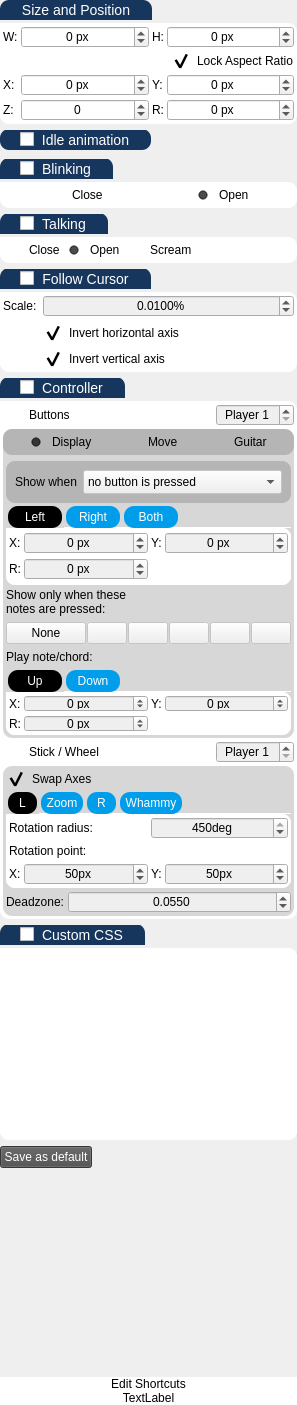
Gemmstone/PyNGtuber, file UI/settingsWidget.ui: the form before one commit.
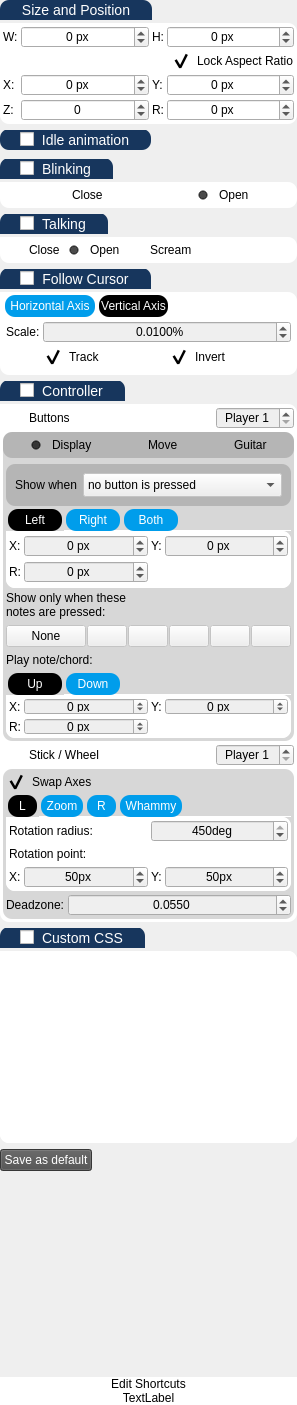
The form after the commit. The open tabs and pages were chosen to show the change. Icons and pictures are not drawn.

Commit message: Added separate settings for mouse tracking in X and Y axis

```diff
--- a/UI/settingsWidget.ui
+++ b/UI/settingsWidget.ui
@@ -715,6 +715,12 @@
       </property>
       <item>
        <widget class="QFrame" name="frameCursor">
+        <property name="sizePolicy">
+         <sizepolicy hsizetype="Preferred" vsizetype="Fixed">
+          <horstretch>0</horstretch>
+          <verstretch>0</verstretch>
+         </sizepolicy>
+        </property>
         <property name="styleSheet">
          <string notr="true">QLabel{
 	background-color: transparent;
@@ -739,51 +745,83 @@
          <property name="bottomMargin">
           <number>3</number>
          </property>
-         <item row="0" column="0">
-          <widget class="QLabel" name="label_42">
-           <property name="sizePolicy">
-            <sizepolicy hsizetype="Fixed" vsizetype="Preferred">
-             <horstretch>0</horstretch>
-             <verstretch>0</verstretch>
-            </sizepolicy>
+         <item row="1" column="0">
+          <widget class="QTabWidget" name="tabWidget_4">
+           <property name="styleSheet">
+            <string notr="true">QTabBar{  
+    background-color: rgba(255, 255, 255, 0);
+}
+QTabBar::tab {  
+    background-color: rgba(255, 255, 255, 40);
+	background-color: rgb(0, 157, 235);
+    min-width: 50px; 
+    min-height:22px;
+    padding: 0px  2px; 
+    color: white;
+	border-radius: 10px;
+    margin-left:2px;
+    margin-right:2px;
+}
+QTabBar::tab:selected {  
+    color: white;
+	background-color: black;;
+}
+QTabBar::tab:hover {  
+    color: black;
+    background-color: rgba(255, 0, 0, 100);
+}</string>
            </property>
-           <property name="text">
-            <string>Scale:</string>
+           <property name="currentIndex">
+            <number>0</number>
            </property>
-          </widget>
-         </item>
-         <item row="0" column="1">
-          <widget class="QDoubleSpinBox" name="cursorScale">
-           <property name="sizePolicy">
-            <sizepolicy hsizetype="Preferred" vsizetype="Fixed">
-             <horstretch>0</horstretch>
-             <verstretch>0</verstretch>
-            </sizepolicy>
+           <property name="documentMode">
+            <bool>true</bool>
            </property>
-           <property name="alignment">
-            <set>Qt::AlignCenter</set>
-           </property>
-           <property name="prefix">
-            <string/>
-           </property>
-           <property name="suffix">
-            <string>%</string>
-           </property>
-           <property name="decimals">
-            <number>4</number>
-           </property>
-           <property name="maximum">
-            <double>10.000000000000000</double>
-           </property>
-           <property name="singleStep">
-            <double>0.010000000000000</double>
-           </property>
-           <property name="value">
-            <double>0.010000000000000</double>
-           </property>
-          </widget>
-         </item>
-         <item row="1" column="1">
+           <widget class="QWidget" name="tab_13">
+            <attribute name="title">
+             <string> Horizontal Axis </string>
+            </attribute>
+            <attribute name="toolTip">
+             <string>Horizontal (X) axis tracking settings</string>
+            </attribute>
+            <layout class="QVBoxLayout" name="verticalLayout_25">
+             <property name="leftMargin">
+              <number>0</number>
+             </property>
+             <property name="topMargin">
+              <number>0</number>
+             </property>
+             <property name="rightMargin">
+              <number>0</number>
+             </property>
+             <property name="bottomMargin">
+              <number>0</number>
+             </property>
+             <item>
+              <widget class="QFrame" name="frame_22">
+               <property name="frameShape">
+                <enum>QFrame::StyledPanel</enum>
+               </property>
+               <property name="frameShadow">
+                <enum>QFrame::Raised</enum>
+               </property>
+               <layout class="QGridLayout" name="gridLayout_14">
+                <property name="leftMargin">
+                 <number>3</number>
+                </property>
+                <property name="topMargin">
+                 <number>3</number>
+                </property>
+                <property name="rightMargin">
+                 <number>3</number>
+                </property>
+                <property name="bottomMargin">
+                 <number>3</number>
+                </property>
+                <property name="spacing">
+                 <number>3</number>
+                </property>
+                <item row="1" column="2">
           <widget class="QCheckBox" name="invert_mouse_x">
            <property name="cursor">
             <cursorShape>PointingHandCursor</cursorShape>
@@ -799,14 +837,200 @@
 }</string>
            </property>
            <property name="text">
-            <string>Invert horizontal axis</string>
+                   <string>Invert</string>
            </property>
            <property name="checked">
             <bool>true</bool>
            </property>
           </widget>
          </item>
-         <item row="2" column="1">
+                <item row="0" column="0">
+                 <widget class="QLabel" name="label_46">
+                  <property name="sizePolicy">
+                   <sizepolicy hsizetype="Fixed" vsizetype="Preferred">
+                    <horstretch>0</horstretch>
+                    <verstretch>0</verstretch>
+                   </sizepolicy>
+                  </property>
+                  <property name="text">
+                   <string>Scale:</string>
+                  </property>
+                 </widget>
+                </item>
+                <item row="1" column="1">
+                 <widget class="QCheckBox" name="track_mouse_x">
+                  <property name="cursor">
+                   <cursorShape>PointingHandCursor</cursorShape>
+                  </property>
+                  <property name="layoutDirection">
+                   <enum>Qt::LeftToRight</enum>
+                  </property>
+                  <property name="styleSheet">
+                   <string notr="true">background-color: rgba(255, 255, 255, 0);
+
+QCheckBox::indicator:unchecked {
+	background-color : cyan;
+}</string>
+                  </property>
+                  <property name="text">
+                   <string>Track</string>
+                  </property>
+                  <property name="checked">
+                   <bool>true</bool>
+                  </property>
+                 </widget>
+                </item>
+                <item row="0" column="1" colspan="2">
+                 <widget class="QDoubleSpinBox" name="cursorScaleX">
+                  <property name="sizePolicy">
+                   <sizepolicy hsizetype="Preferred" vsizetype="Fixed">
+                    <horstretch>0</horstretch>
+                    <verstretch>0</verstretch>
+                   </sizepolicy>
+                  </property>
+                  <property name="alignment">
+                   <set>Qt::AlignCenter</set>
+                  </property>
+                  <property name="prefix">
+                   <string/>
+                  </property>
+                  <property name="suffix">
+                   <string>%</string>
+                  </property>
+                  <property name="decimals">
+                   <number>4</number>
+                  </property>
+                  <property name="maximum">
+                   <double>10.000000000000000</double>
+                  </property>
+                  <property name="singleStep">
+                   <double>0.010000000000000</double>
+                  </property>
+                  <property name="value">
+                   <double>0.010000000000000</double>
+                  </property>
+                 </widget>
+                </item>
+               </layout>
+              </widget>
+             </item>
+            </layout>
+           </widget>
+           <widget class="QWidget" name="tab_2">
+            <attribute name="title">
+             <string>Vertical Axis</string>
+            </attribute>
+            <attribute name="toolTip">
+             <string>Vertical (Y) axis tracking settings</string>
+            </attribute>
+            <layout class="QVBoxLayout" name="verticalLayout_24">
+             <property name="spacing">
+              <number>0</number>
+             </property>
+             <property name="leftMargin">
+              <number>0</number>
+             </property>
+             <property name="topMargin">
+              <number>0</number>
+             </property>
+             <property name="rightMargin">
+              <number>0</number>
+             </property>
+             <property name="bottomMargin">
+              <number>0</number>
+             </property>
+             <item>
+              <widget class="QFrame" name="frame_23">
+               <property name="frameShape">
+                <enum>QFrame::StyledPanel</enum>
+               </property>
+               <property name="frameShadow">
+                <enum>QFrame::Raised</enum>
+               </property>
+               <layout class="QGridLayout" name="gridLayout_15">
+                <property name="leftMargin">
+                 <number>3</number>
+                </property>
+                <property name="topMargin">
+                 <number>3</number>
+                </property>
+                <property name="rightMargin">
+                 <number>3</number>
+                </property>
+                <property name="bottomMargin">
+                 <number>3</number>
+                </property>
+                <property name="spacing">
+                 <number>3</number>
+                </property>
+                <item row="0" column="0">
+                 <widget class="QLabel" name="label_47">
+                  <property name="sizePolicy">
+                   <sizepolicy hsizetype="Fixed" vsizetype="Preferred">
+                    <horstretch>0</horstretch>
+                    <verstretch>0</verstretch>
+                   </sizepolicy>
+                  </property>
+                  <property name="text">
+                   <string>Scale:</string>
+                  </property>
+                 </widget>
+                </item>
+                <item row="1" column="1">
+                 <widget class="QCheckBox" name="track_mouse_y">
+                  <property name="cursor">
+                   <cursorShape>PointingHandCursor</cursorShape>
+                  </property>
+                  <property name="layoutDirection">
+                   <enum>Qt::LeftToRight</enum>
+                  </property>
+                  <property name="styleSheet">
+                   <string notr="true">background-color: rgba(255, 255, 255, 0);
+
+QCheckBox::indicator:unchecked {
+	background-color : cyan;
+}</string>
+                  </property>
+                  <property name="text">
+                   <string>Track</string>
+                  </property>
+                  <property name="checked">
+                   <bool>true</bool>
+                  </property>
+                 </widget>
+                </item>
+                <item row="0" column="1" colspan="2">
+                 <widget class="QDoubleSpinBox" name="cursorScaleY">
+                  <property name="sizePolicy">
+                   <sizepolicy hsizetype="Preferred" vsizetype="Fixed">
+                    <horstretch>0</horstretch>
+                    <verstretch>0</verstretch>
+                   </sizepolicy>
+                  </property>
+                  <property name="alignment">
+                   <set>Qt::AlignCenter</set>
+                  </property>
+                  <property name="prefix">
+                   <string/>
+                  </property>
+                  <property name="suffix">
+                   <string>%</string>
+                  </property>
+                  <property name="decimals">
+                   <number>4</number>
+                  </property>
+                  <property name="maximum">
+                   <double>10.000000000000000</double>
+                  </property>
+                  <property name="singleStep">
+                   <double>0.010000000000000</double>
+                  </property>
+                  <property name="value">
+                   <double>0.010000000000000</double>
+                  </property>
+                 </widget>
+                </item>
+                <item row="1" column="2">
           <widget class="QCheckBox" name="invert_mouse_y">
            <property name="cursor">
             <cursorShape>PointingHandCursor</cursorShape>
@@ -822,11 +1046,18 @@
 }</string>
            </property>
            <property name="text">
-            <string>Invert vertical axis</string>
+                   <string>Invert</string>
            </property>
            <property name="checked">
             <bool>true</bool>
            </property>
+                 </widget>
+                </item>
+               </layout>
+              </widget>
+             </item>
+            </layout>
+           </widget>
           </widget>
          </item>
         </layout>
```
Lines whose indentation alone changed are shown as unchanged. The commit also changes 3 other files.
